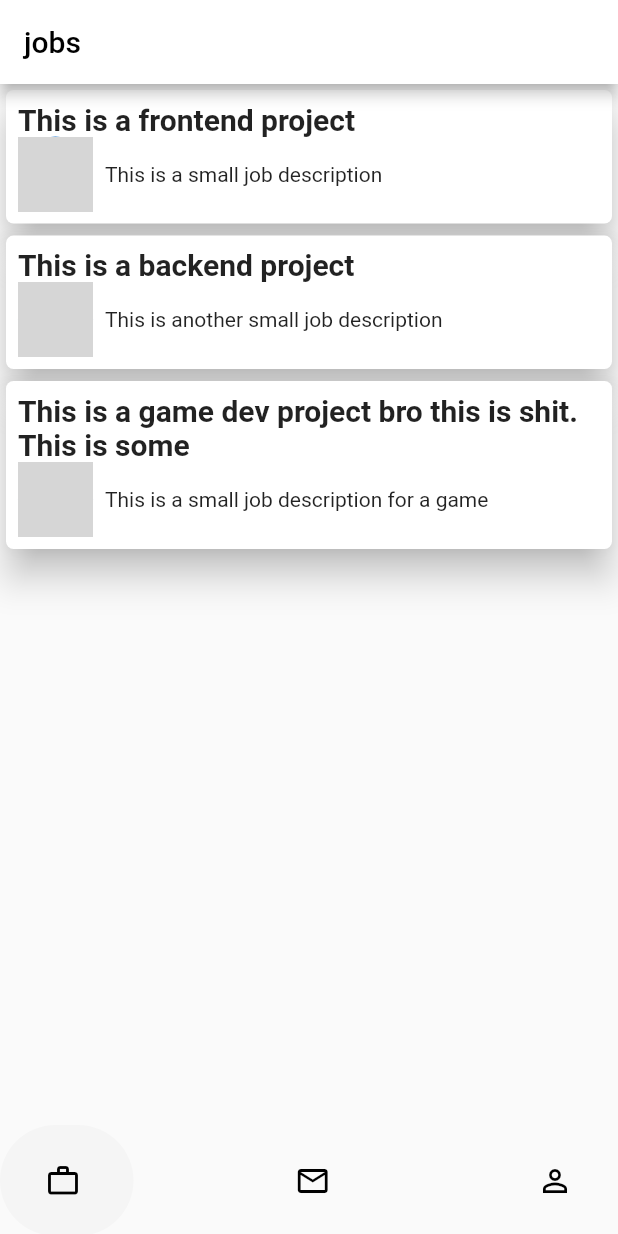
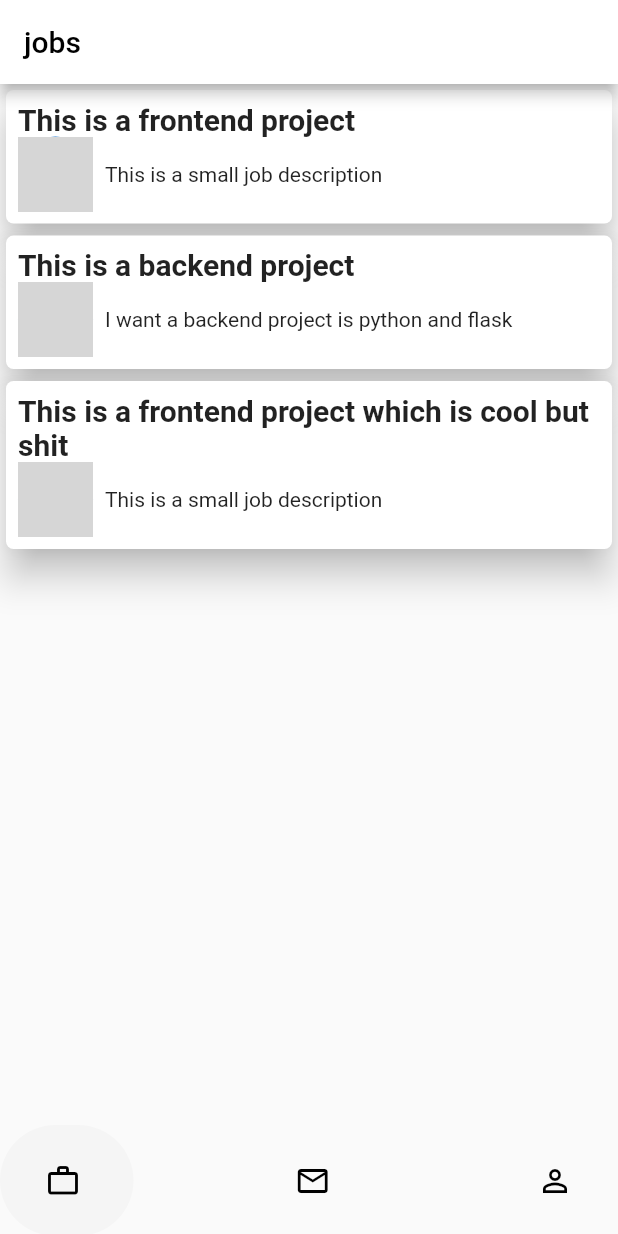
Before and after one commit to Lioncat2002/A-job-board, a Flutter app: the screen it shows after launch, on a phone screen of 412 x 824 dp. Run offline on Flutter 3.47's test engine with Material 2 defaults, Android fonts, the phone set to English and light mode, and no system bars; drawn by our look-alikes of google_nav_bar; network calls fail; grey boxes are pictures that could not be loaded.

Commit message:
feat: jobs now being read from mock data

```diff
--- a/lib/components/job_card.dart
+++ b/lib/components/job_card.dart
@@ -7,11 +7,14 @@ class JobCard extends StatefulWidget {
 
   final String smallJobDescription;
 
+  final String imageUrl;
+
   const JobCard({
     super.key,
     required this.jobTitle,
     required this.smallJobDescription,
     required this.jobDescription,
+    required this.imageUrl,
   });
 
   @override
@@ -31,26 +34,29 @@ class JobCardState extends State<JobCard> {
         ),
         child: Padding(
           padding: const EdgeInsets.all(8.0),
-          child: Column(
+          child: Flex(
+            direction: Axis.vertical,
             crossAxisAlignment: CrossAxisAlignment.start,
             children: [
               Text(
-                //title
                 widget.jobTitle,
                 style: const TextStyle(
                   fontWeight: FontWeight.w600,
                   fontSize: 20,
                 ),
               ),
-              Row(
+              Flex(
+                direction: Axis.horizontal,
                 children: [
-                  const CircleAvatar(
+                  CircleAvatar(
                     radius: 25,
-                    backgroundImage: NetworkImage("https://picsum.photos/50"),
+                    backgroundImage: NetworkImage(widget.imageUrl),
                   ),
-                  Padding(
-                    padding: const EdgeInsets.all(8.0),
-                    child: Text(widget.smallJobDescription),
+                  const Padding(padding: EdgeInsets.all(4)),
+                  Flexible(
+                    child: Text(
+                      widget.smallJobDescription,
+                    ),
                   ),
                 ],
               ),
@@ -73,10 +79,9 @@ class JobCardState extends State<JobCard> {
                 children: [
                   Row(
                     children: [
-                      const CircleAvatar(
+                      CircleAvatar(
                         radius: 25,
-                        backgroundImage:
-                            NetworkImage("https://picsum.photos/50"),
+                        backgroundImage: NetworkImage(widget.imageUrl),
                       ),
                       const Padding(padding: EdgeInsets.all(4)),
                       Flexible(
@@ -93,21 +98,13 @@ class JobCardState extends State<JobCard> {
                   ),
                   Text(
                     widget.jobDescription,
-                    //title
-                    //"Lorem ipsum dolor sit amet, consectetur adipiscing elit, sed do"
-                    //"eiusmod tempor incididunt ut labore et dolore magna aliqua."
-                    //" Ut enim ad minim veniam, quis nostrud exercitation ullamco "
-                    //"laboris nisi ut aliquip ex ea commodo consequat. Duis aute irure "
-                    //"dolor in reprehenderit in voluptate velit esse cillum dolore eu "
-                    //"fugiat nulla pariatur. Excepteur sint occaecat cupidatat non proident,"
-                    //" sunt in culpa qui officia deserunt mollit anim id est laborum.",
                     style: const TextStyle(
                       fontWeight: FontWeight.w400,
                       fontSize: 15,
                     ),
                   ),
                   ElevatedButton(
-                    onPressed: () => print("yomama"),
+                    onPressed: () => print("you have successfully applied"),
                     style: ButtonStyle(
                         backgroundColor:
                             MaterialStateProperty.all<Color>(Colors.black)),
--- /dev/null
+++ b/lib/controllers/jobs.controller.dart
@@ -0,0 +1,9 @@
+import 'package:job_board/mock/mock_jobs.dart';
+
+import '../models/jobs.model.dart';
+
+List<Job> fetchArticle() {
+  //mock data fetching. Can be replaced with a get request from api
+  const response = jobs;
+  return response.map((model) => Job.fromJson(model)).toList();
+}
--- a/lib/main.dart
+++ b/lib/main.dart
@@ -41,7 +41,7 @@ class _MyHomePageState extends State<HomePage> {
       style: TextStyle(color: Colors.black),
     ),
     const Text(
-      "messages",
+      "Messages",
       style: TextStyle(color: Colors.black),
     ),
     const Text(
@@ -66,10 +66,11 @@ class _MyHomePageState extends State<HomePage> {
       appBar: AppBar(
         automaticallyImplyLeading: false,
         backgroundColor: Colors.white,
-        title: _titles.elementAt(selectedidx),
+        title: _titles
+            .elementAt(selectedidx), //for the titles to change on tab click
       ),
       body: SafeArea(
-        child: _pages.elementAt(selectedidx),
+        child: _pages.elementAt(selectedidx), //for page changes
       ), //for changes the pages
       bottomNavigationBar: GNav(
         rippleColor: Colors.grey[300]!,
--- /dev/null
+++ b/lib/mock/mock_jobs.dart
@@ -0,0 +1,24 @@
+//mock job data
+const List<Map<String, String>> jobs = [
+  {
+    "_id": "0",
+    "jobTitle": "This is a frontend project",
+    "smallJobDescription": "This is a small job description",
+    "jobDescription": "Big job description",
+    "imageUrl": "https://picsum.photos/50"
+  },
+  {
+    "_id": "1",
+    "jobTitle": "This is a backend project",
+    "smallJobDescription": "I want a backend project is python and flask",
+    "jobDescription": "Big job description",
+    "imageUrl": "https://picsum.photos/50"
+  },
+  {
+    "_id": "2",
+    "jobTitle": "This is a frontend project which is cool but shit",
+    "smallJobDescription": "This is a small job description",
+    "jobDescription": "Big job description",
+    "imageUrl": "https://picsum.photos/50"
+  },
+];
--- /dev/null
+++ b/lib/models/jobs.model.dart
@@ -0,0 +1,25 @@
+//job model
+class Job {
+  final String id;
+  final String jobTitle;
+  final String smallJobDescription;
+  final String jobDescription;
+  final String imageUrl;
+
+  Job(
+      {required this.id,
+      required this.jobTitle,
+      required this.smallJobDescription,
+      required this.jobDescription,
+      required this.imageUrl});
+
+  factory Job.fromJson(Map<String, dynamic> json) {
+    return Job(
+      id: json['_id']!,
+      jobTitle: json['jobTitle']!,
+      smallJobDescription: json['smallJobDescription']!,
+      jobDescription: json['jobDescription']!,
+      imageUrl: json['imageUrl']!,
+    );
+  }
+}
--- a/lib/pages/job_page.dart
+++ b/lib/pages/job_page.dart
@@ -1,4 +1,5 @@
 import 'package:flutter/material.dart';
+import 'package:job_board/controllers/jobs.controller.dart';
 
 import '../components/job_card.dart';
 
@@ -7,35 +8,21 @@ class Job extends StatelessWidget {
     Key? key,
   }) : super(key: key);
 
+  static final jobs = fetchArticle(); //fetching mock data
+
   @override
   Widget build(BuildContext context) {
     return Center(
-      child: Column(
-        children: const [
-          JobCard(
-            jobTitle: "This is a frontend project",
-            smallJobDescription: "This is a small job description",
-            jobDescription: "Big job description",
-          ),
-          JobCard(
-            jobTitle: "This is a backend project",
-            smallJobDescription: "This is another small job description",
-            jobDescription: "Big job description",
-          ),
-          JobCard(
-            jobTitle:
-                "This is a game dev project bro this is shit. This is some ",
-            smallJobDescription: "This is a small job description for a game",
-            jobDescription:
-                "Lorem ipsum dolor sit amet, consectetur adipiscing elit, sed do"
-                "eiusmod tempor incididunt ut labore et dolore magna aliqua."
-                " Ut enim ad minim veniam, quis nostrud exercitation ullamco "
-                "laboris nisi ut aliquip ex ea commodo consequat. Duis aute irure "
-                "dolor in reprehenderit in voluptate velit esse cillum dolore eu "
-                "fugiat nulla pariatur. Excepteur sint occaecat cupidatat non proident,"
-                " sunt in culpa qui officia deserunt mollit anim id est laborum.",
-          ),
-        ],
+      child: ListView.builder(
+        itemCount: jobs.length,
+        itemBuilder: (BuildContext context, int index) {
+          return JobCard(
+            jobTitle: jobs[index].jobTitle,
+            smallJobDescription: jobs[index].smallJobDescription,
+            jobDescription: jobs[index].jobDescription,
+            imageUrl: jobs[index].imageUrl,
+          );
+        },
       ),
     );
   }
```
